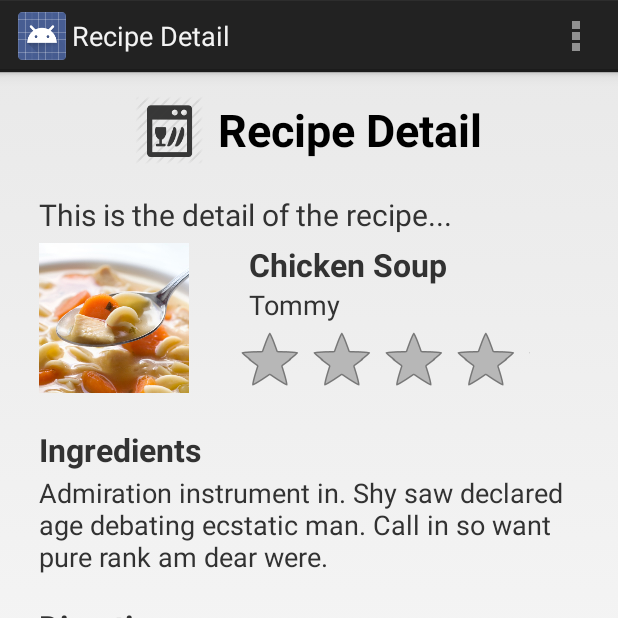
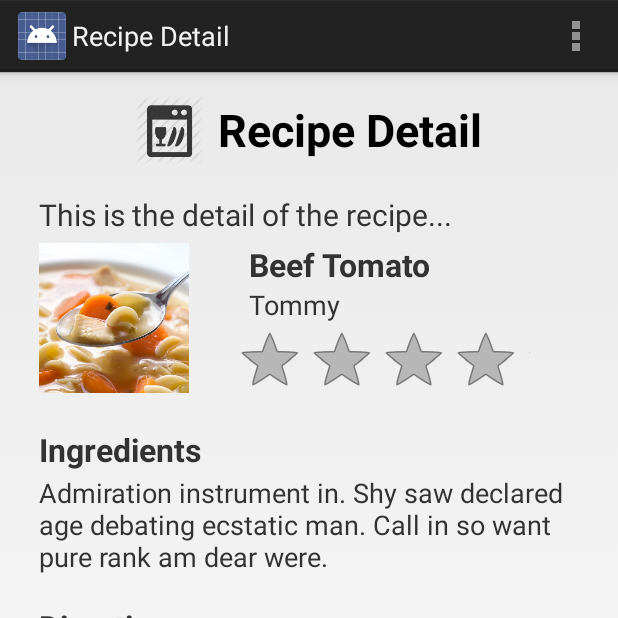
Before and after one commit to dcdinicola/Group_App_Working_Folder_The_Pantry_Planner, an Android app: the LookUpRecipeActivity screen opened directly, with no data from a screen before it, after a tap on "Beef Tomato", on a phone screen of 412 x 824 dp, the top half of it. Run offline under Robolectric (Android 15) with nearby library versions, the phone set to English and light mode, and no system bars.

Commit message:
Recipe name can be altered on recipe detail page

```diff
--- a/MyFirstApplication-2/app/src/main/java/com/irissonghy/myfirstapplication/LookUpRecipeActivity.java
+++ b/MyFirstApplication-2/app/src/main/java/com/irissonghy/myfirstapplication/LookUpRecipeActivity.java
@@ -11,55 +11,75 @@ import android.os.Bundle;
 import android.view.Menu;
 import android.view.MenuItem;
 import android.view.View;
+import android.widget.SimpleAdapter;
+
+import java.util.ArrayList;
+import java.util.HashMap;
+import java.util.List;
+import java.util.Map;
 
 
 public class LookUpRecipeActivity extends Activity {
-    //an array to show the names of the recipes in the listView
-    private static final String[] strs = new String[]{
-            "Chicken Soup", "Beef Tomato","McNuggets","Cheesecake"
-    };
 
-    private ListView lv;
+    // the string variable we use for sending messages with intents
+    public final static String EXTRA_MESSAGE = "com.irissonghy.myfirstapplication.MESSAGE";
+
+    // a list class type
+    List<Map<String, String>> recipeList = new ArrayList<Map<String,String>>();
 
     @Override
     protected void onCreate(Bundle savedInstanceState) {
         super.onCreate(savedInstanceState);
         setContentView(R.layout.activity_look_up_recipe);
 
-        lv = (ListView) findViewById(R.id.lv);
-        lv.setAdapter(new ArrayAdapter<String>(this,
-                android.R.layout.simple_list_item_1,strs));
+        //
+        registerForContextMenu((ListView) findViewById(R.id.lv));
+        //initialize recipe list
+        initRecipeList();
 
-        lv.setOnItemClickListener(new OnItemClickListener()
+
+        // adapters are what we use to associate the list variable and its contents with the list view
+        ListView recipeListView = (ListView) findViewById(R.id.lv);
+        SimpleAdapter simpleAdpt = new SimpleAdapter(this, recipeList, android.R.layout.simple_list_item_1, new String[] {"recipe"}, new int[] {android.R.id.text1});
+        recipeListView.setAdapter(simpleAdpt);
+
+        //look_up_recipe listView onClickListener
+        recipeListView.setOnItemClickListener(new OnItemClickListener()
         {
             public void onItemClick(AdapterView<?> adapter, View view,
                                     int position, long id) {
-                switch(position)
-                {
-                    case 0:
-                        Intent newActivity1 = new Intent(LookUpRecipeActivity.this, RecipeDetailActivity.class);
-                        startActivity(newActivity1);
-                        break;
-                    case 1:
-                        Intent newActivity2 = new Intent(LookUpRecipeActivity.this, RecipeDetailActivity.class);
-                        startActivity(newActivity2);
-                        break;
-                    case 2:
-                        Intent newActivity3 = new Intent(LookUpRecipeActivity.this, RecipeDetailActivity.class);
-                        startActivity(newActivity3);
-                        break;
-                    case 3:
-                        Intent newActivity4 = new Intent(LookUpRecipeActivity.this, RecipeDetailActivity.class);
-                        startActivity(newActivity4);
-                        break;
-                }
+
+                openRecipeDetail(id);
 
             }
         });
         Intent intent = getIntent();
     }
 
+    private void initRecipeList() {
+        recipeList.add(createRecipe("recipe", "Chicken Soup"));
+        recipeList.add(createRecipe("recipe", "Beef Tomato"));
+        recipeList.add(createRecipe("recipe", "McNuggets"));
+        recipeList.add(createRecipe("recipe", "Cheesecake"));
+    }
 
+    // this method helps us minimize the amount of repeat calls we need to make in initList to place
+    // a recipe entry into the list
+    private HashMap<String, String> createRecipe(String key, String name) {
+        HashMap<String, String> recipe = new HashMap<String, String>();
+        recipe.put(key, name);
+        return recipe;
+    }
+
+    // openTeamDetail is called whenever a list item is clicked on
+    // it calls for an intent that starts up the team detail activity and sends the team's id over
+    // to the activity with the message variable declared at the top of the activity
+    public void openRecipeDetail(long id) {
+        Intent intent = new Intent(this, RecipeDetailActivity.class);
+        String message = String.valueOf(id);
+        intent.putExtra(EXTRA_MESSAGE, message);
+        startActivity(intent);
+    }
     @Override
     public boolean onCreateOptionsMenu(Menu menu) {
         // Inflate the menu; this adds items to the action bar if it is present.
--- a/MyFirstApplication-2/app/src/main/java/com/irissonghy/myfirstapplication/RecipeDetailActivity.java
+++ b/MyFirstApplication-2/app/src/main/java/com/irissonghy/myfirstapplication/RecipeDetailActivity.java
@@ -10,15 +10,34 @@ import android.widget.RatingBar;
 import android.view.Menu;
 import android.view.MenuItem;
 import android.view.View;
+import java.util.ArrayList;
+import java.util.List;
 
 
 public class RecipeDetailActivity extends Activity {
+
+    List<String> recipeList = new ArrayList<String>();
+
+
+
 
     @Override
     protected void onCreate(Bundle savedInstanceState) {
         super.onCreate(savedInstanceState);
         setContentView(R.layout.activity_recipe_detail);
-        Intent recipeDetailGetIntent = getIntent();
+
+        initRecipeList();
+
+        //get message from intent
+        Intent intent = getIntent();
+        String message = intent.getStringExtra(LookUpRecipeActivity.EXTRA_MESSAGE);
+
+        int id = (int) Long.parseLong(message);
+
+        //create the retrieved recipe name
+        TextView textView = (TextView) findViewById(R.id.recipeName_1);
+        textView.setText(recipeList.get(id));
+
         //rating bar
         RatingBar ratings = (RatingBar) findViewById(R.id.recipeRating_chickenSoup);
         ratings.setOnRatingBarChangeListener(new RatingBar.OnRatingBarChangeListener(){
@@ -40,7 +59,12 @@ public class RecipeDetailActivity extends Activity {
 
     }
 
-
+    private void initRecipeList() {
+        recipeList.add("Chicken Soup");
+        recipeList.add("Beef Tomato");
+        recipeList.add("McNuggets");
+        recipeList.add("Cheesecake");
+    }
 
     @Override
     public boolean onCreateOptionsMenu(Menu menu) {
--- a/MyFirstApplication-2/app/src/main/res/layout/activity_recipe_detail.xml
+++ b/MyFirstApplication-2/app/src/main/res/layout/activity_recipe_detail.xml
@@ -74,7 +74,7 @@
                         android:layout_width="wrap_content"
                         android:layout_height="wrap_content"
                         android:text="Chicken Soup"
-                        android:id="@+id/textView_recipeName_2"
+                        android:id="@+id/recipeName_1"
                         android:layout_marginLeft="20dp"
                         android:textSize="21sp"
                         android:textStyle="bold" />
```
